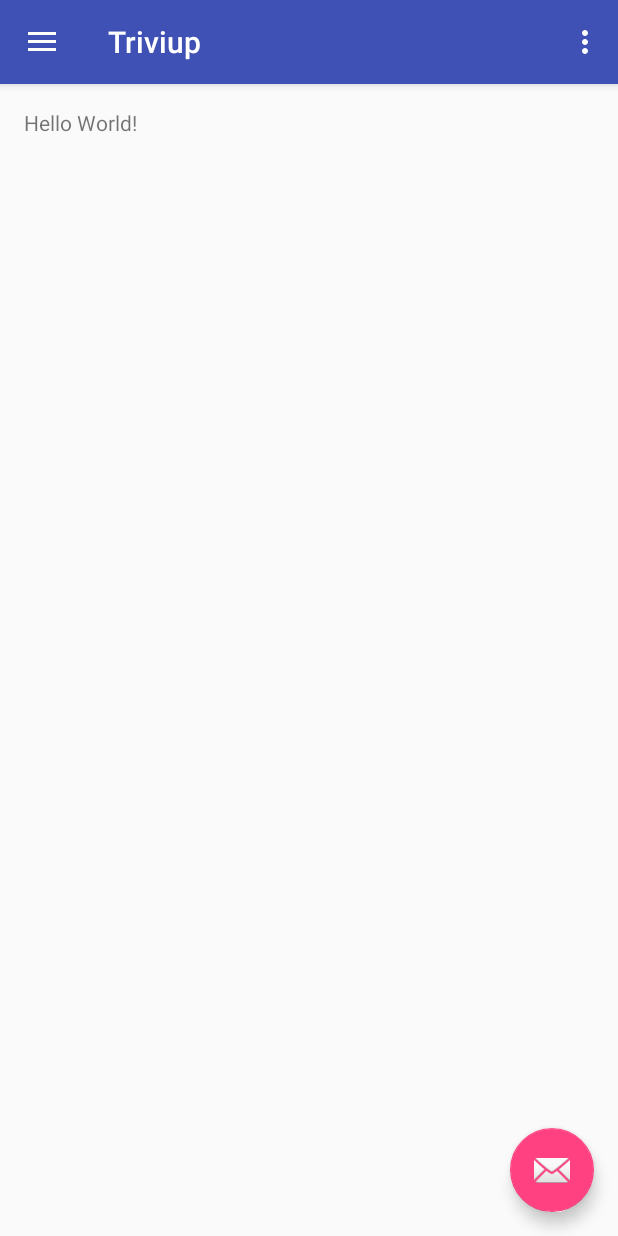
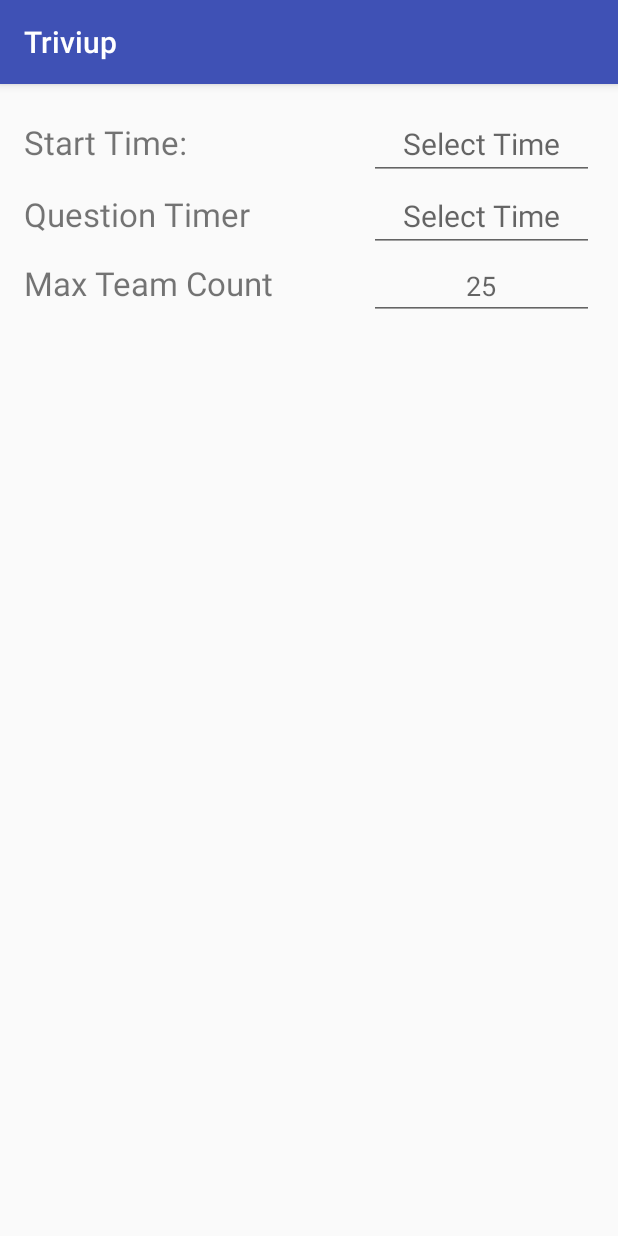
Before and after one commit to ishdavis/Triviup, an Android app: the screen it shows after launch (MainActivity before the commit, RoundCreationActivity after it), on a phone screen of 412 x 824 dp. Run offline under Robolectric (Android 15) with nearby library versions, the phone set to English and light mode, and no system bars.

Commit message:
Added basic round creation screen

```diff
--- a/app/build.gradle
+++ b/app/build.gradle
@@ -24,4 +24,5 @@ dependencies {
     testCompile 'junit:junit:4.12'
     compile 'com.android.support:appcompat-v7:23.1.1'
     compile 'com.android.support:design:23.1.1'
+    compile 'com.android.support:support-v4:23.1.1'
 }
--- a/app/src/main/AndroidManifest.xml
+++ b/app/src/main/AndroidManifest.xml
@@ -12,6 +12,9 @@
             android:name=".MainActivity"
             android:label="@string/app_name"
             android:theme="@style/AppTheme.NoActionBar">
+        </activity>
+
+        <activity android:name=".RoundCreationActivity">
             <intent-filter>
                 <action android:name="android.intent.action.MAIN" />
 
@@ -20,4 +23,4 @@
         </activity>
     </application>
 
-</manifest>
+    </manifest>
--- /dev/null
+++ b/app/src/main/java/cs1635/triviup/OnCompleteListener.java
@@ -0,0 +1,8 @@
+package cs1635.triviup;
+
+/**
+ * Created by Jonathan on 3/19/2016.
+ */
+public interface OnCompleteListener {
+    void onComplete(String from, String time);
+}
--- /dev/null
+++ b/app/src/main/java/cs1635/triviup/RoundCreationActivity.java
@@ -0,0 +1,122 @@
+package cs1635.triviup;
+
+import android.app.Dialog;
+import android.app.TimePickerDialog;
+import android.support.v7.app.AppCompatActivity;
+import android.os.Bundle;
+import android.util.Log;
+import android.view.View;
+import android.widget.Button;
+import android.widget.EditText;
+import android.widget.NumberPicker;
+import android.widget.TimePicker;
+
+import java.util.Calendar;
+
+public class RoundCreationActivity extends AppCompatActivity implements View.OnClickListener, View.OnFocusChangeListener, OnCompleteListener {
+
+    public EditText startTimeText;
+    public EditText questionTimerText;
+    public EditText maxTeamCountText;
+    public int hour, minute;
+
+
+    @Override
+    protected void onCreate(Bundle savedInstanceState) {
+        super.onCreate(savedInstanceState);
+        setContentView(R.layout.activity_round_creation);
+
+        startTimeText = (EditText) findViewById(R.id.start_time);
+        questionTimerText = (EditText) findViewById(R.id.question_timer);
+        maxTeamCountText = (EditText) findViewById(R.id.max_team_count);
+
+        startTimeText.setOnClickListener(this);
+        questionTimerText.setOnClickListener(this);
+        maxTeamCountText.setOnClickListener(this);
+
+        startTimeText.setOnFocusChangeListener(this);
+        questionTimerText.setOnFocusChangeListener(this);
+        maxTeamCountText.setOnFocusChangeListener(this);
+    }
+
+    // When the edit text is clicked on while already focused, handle the appropriate action
+    @Override
+    public void onClick(View v) {
+        if (v == startTimeText && v.isFocused()) {
+            handleStartTimePicker();
+        } else if (v == questionTimerText && v.isFocused()) {
+            handleQuestionTimeLimit();
+        } else if (v == maxTeamCountText && v.isFocused()) {
+            handleMaxNumberOfTeams();
+        }
+    }
+
+    // When the edit text is focused for the first time, perform the appropriate action
+    @Override
+    public void onFocusChange(View v, boolean hasFocus) {
+        if (v == startTimeText && hasFocus) {
+            handleStartTimePicker();
+        } else if (v == questionTimerText && hasFocus) {
+            handleQuestionTimeLimit();
+        } else if (v == maxTeamCountText && hasFocus) {
+            handleMaxNumberOfTeams();
+        }
+    }
+
+    // Handles the time picker for the round start time
+    public void handleStartTimePicker() {
+        final Calendar calendar = Calendar.getInstance();
+        hour = calendar.get(Calendar.HOUR_OF_DAY);
+        minute = calendar.get(Calendar.MINUTE);
+
+        TimePickerDialog timePickerDialog = new TimePickerDialog(this, new TimePickerDialog.OnTimeSetListener() {
+            @Override
+            public void onTimeSet(TimePicker view, int hourOfDay, int minute) {
+                setStartTime(hourOfDay, minute);
+            }
+        }, hour, minute, false);
+
+        timePickerDialog.setTitle("Select Time");
+        timePickerDialog.show();
+    }
+
+    // Create and display the minutes/seconds question timer picker
+    public void handleQuestionTimeLimit(){
+        QuestionTimerFragment questionTimerFragment = new QuestionTimerFragment();
+        questionTimerFragment.show(getFragmentManager(), "JMB");
+    }
+
+    public void handleMaxNumberOfTeams(){
+        TeamCountFragment teamCountFragment = new TeamCountFragment();
+        teamCountFragment.show(getFragmentManager(), "JMB");
+    }
+
+    // Converts time to 12 hour format - 22:15 becomes 10:15 PM
+    private void setStartTime(int hourOfDay, int minute) {
+        String amPm = "AM";
+        String minutes;
+
+        if (hourOfDay > 12) {
+            hourOfDay -= 12;
+            amPm = "PM";
+        } else if (hourOfDay == 12) {
+            amPm = "PM";
+        } else if (hourOfDay == 0) {
+            hourOfDay += 12;
+        }
+
+        if (minute < 10) {
+            minutes = "0" + minute;
+        } else {
+            minutes = String.valueOf(minute);
+        }
+        startTimeText.setText(hourOfDay + ":" + minutes + " " + amPm);
+    }
+
+    // Receive the selected text to display from the dialog fragments
+    @Override
+    public void onComplete(String from, String text) {
+        if(from.equals("QuestionTimer"))    questionTimerText.setText(text);
+        if(from.equals("MaxTeams"))         maxTeamCountText.setText(text);
+    }
+}
--- /dev/null
+++ b/app/src/main/res/layout/activity_round_creation.xml
@@ -0,0 +1,88 @@
+<?xml version="1.0" encoding="utf-8"?>
+<LinearLayout xmlns:android="http://schemas.android.com/apk/res/android"
+    xmlns:tools="http://schemas.android.com/tools"
+    android:layout_width="match_parent"
+    android:layout_height="match_parent"
+    android:paddingBottom="@dimen/activity_vertical_margin"
+    android:paddingLeft="@dimen/activity_horizontal_margin"
+    android:paddingRight="@dimen/activity_horizontal_margin"
+    android:paddingTop="@dimen/activity_vertical_margin"
+    android:orientation="vertical"
+    tools:context="cs1635.triviup.RoundCreationActivity">
+
+    <LinearLayout
+        android:focusable="true"
+        android:focusableInTouchMode="true"
+        android:layout_width="0px"
+        android:layout_height="0px"/>
+
+    <LinearLayout
+        android:layout_width="match_parent"
+        android:layout_height="wrap_content"
+        android:orientation="horizontal">
+
+        <TextView
+            android:layout_width="wrap_content"
+            android:layout_height="wrap_content"
+            android:layout_weight="2"
+            android:textSize="22sp"
+            android:text="Start Time:"/>
+
+        <EditText
+            android:layout_width="150dp"
+            android:layout_height="wrap_content"
+            android:id="@+id/start_time"
+            android:textSize="20sp"
+            android:hint="Select Time"
+            android:textAlignment="center"
+            android:inputType="none"
+            android:textIsSelectable="true"/>
+
+    </LinearLayout>
+
+    <LinearLayout
+        android:layout_width="match_parent"
+        android:layout_height="wrap_content"
+        android:orientation="horizontal">
+
+        <TextView
+            android:layout_width="wrap_content"
+            android:layout_height="wrap_content"
+            android:layout_weight="2"
+            android:textSize="22sp"
+            android:text="Question Timer" />
+
+        <EditText
+            android:layout_width="150dp"
+            android:layout_height="wrap_content"
+            android:id="@+id/question_timer"
+            android:textSize="20sp"
+            android:hint="Select Time"
+            android:textAlignment="center"
+            android:inputType="none"
+            android:textIsSelectable="true"/>
+    </LinearLayout>
+
+    <LinearLayout
+    android:layout_width="match_parent"
+    android:layout_height="wrap_content"
+    android:orientation="horizontal">
+
+    <TextView
+        android:layout_width="wrap_content"
+        android:layout_height="wrap_content"
+        android:layout_weight="2"
+        android:textSize="22sp"
+        android:text="Max Team Count"/>
+
+    <EditText
+        android:layout_width="150dp"
+        android:layout_height="wrap_content"
+        android:id="@+id/max_team_count"
+        android:hint="25"
+        android:textAlignment="center"
+        android:inputType="none"
+        android:textIsSelectable="true"/>
+</LinearLayout>
+
+</LinearLayout>
--- a/app/src/main/res/values/strings.xml
+++ b/app/src/main/res/values/strings.xml
@@ -5,4 +5,7 @@
     <string name="navigation_drawer_close">Close navigation drawer</string>
 
     <string name="action_settings">Settings</string>
+
+    <!-- TODO: Remove or change this placeholder text -->
+    <string name="hello_blank_fragment">Hello blank fragment</string>
 </resources>
```
Also changed, not shown: app/src/main/java/cs1635/triviup/QuestionTimerFragment.java (added, +102 -0 lines), app/src/main/java/cs1635/triviup/TeamCountFragment.java (added, +72 -0 lines), app/src/main/res/layout/fragment_question_timer.xml (added, +78 -0 lines), app/src/main/res/layout/fragment_team_count.xml (added, +29 -0 lines).
